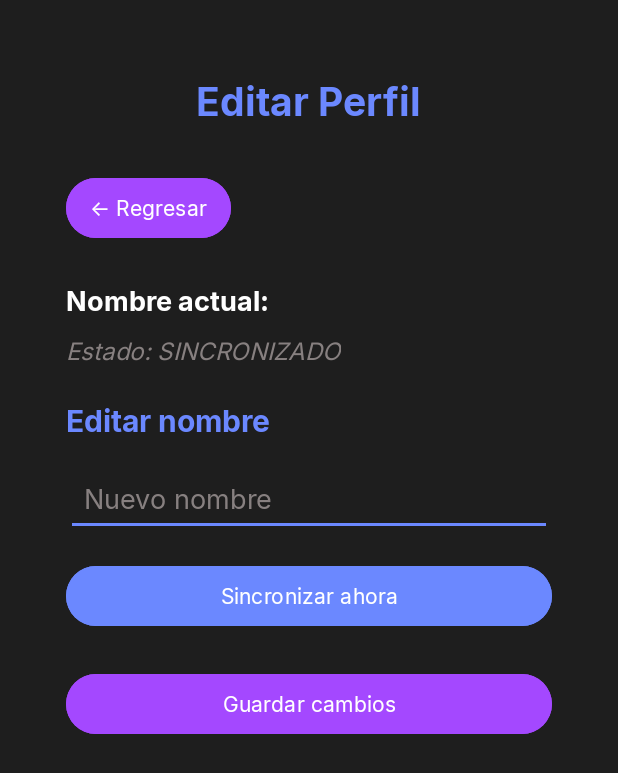
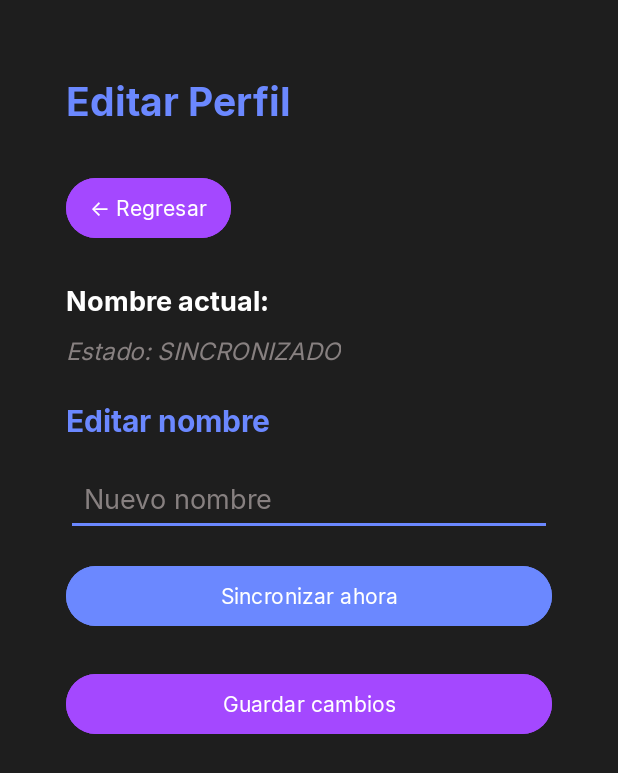
Before and after one commit to Doisaac/parcial2-dam, an Android app: the PerfilActivity screen opened directly, with no data from a screen before it, on a phone screen of 412 x 824 dp. Shown: the top 773 px of the screen. Run offline under Robolectric (Android 15) with nearby library versions, the phone set to English and light mode, and no system bars; our stand-ins replace Firebase (no records; nobody signed in at launch, a user with empty details on screens opened directly), Room's generated code.

Commit message:
feat: corregir aliniación del título a la pantalla de perfil

```diff
--- a/app/src/main/res/layout/activity_perfil.xml
+++ b/app/src/main/res/layout/activity_perfil.xml
@@ -35,7 +35,7 @@
                 android:textColor="@color/colorBlue"
                 android:textSize="26sp"
                 android:textStyle="bold"
-                android:layout_gravity="center_horizontal"
+                android:layout_gravity="start"
                 android:layout_marginBottom="28dp" />
 
             <!-- Botón de regresar -->
```
